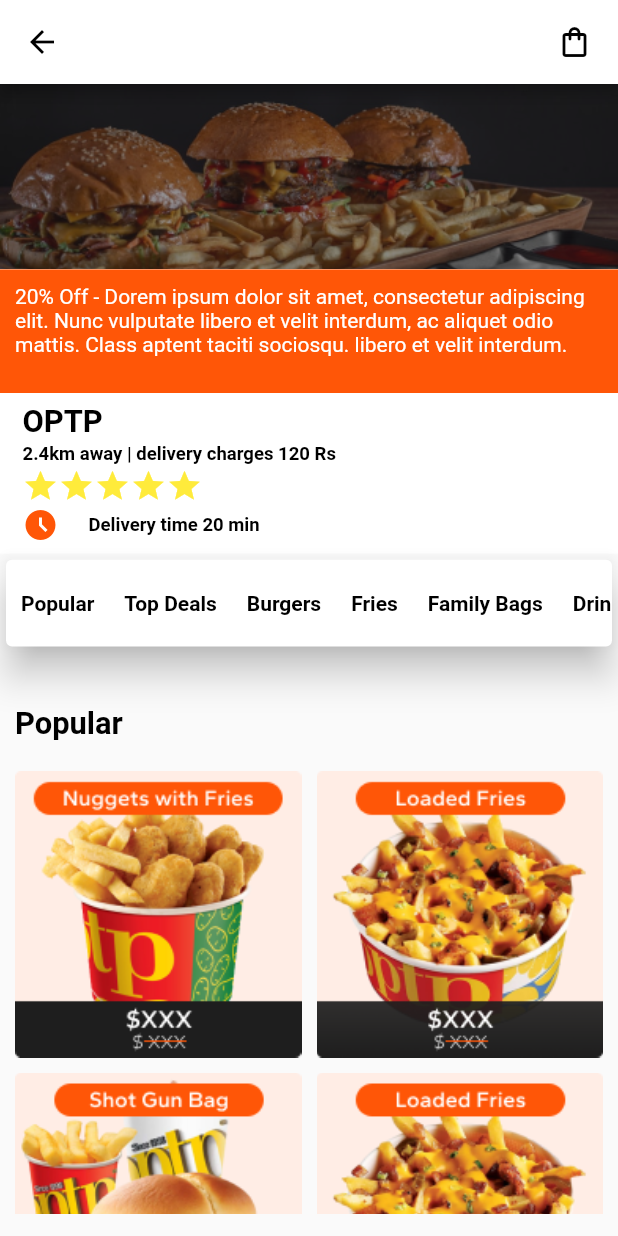
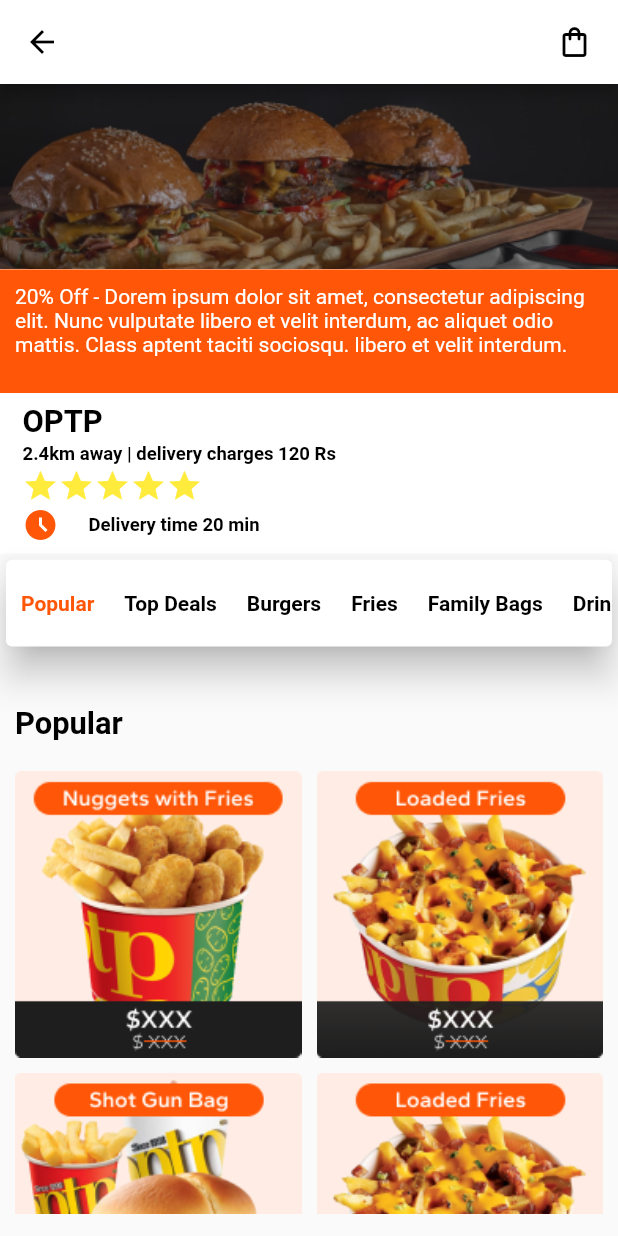
Before and after one commit to FahadAli2001/Meet-The-Meals, a Flutter app: the RestaurantScreen screen opened directly, on a phone screen of 412 x 824 dp. Run offline on Flutter 3.47's test engine with Material 2 defaults, Android fonts, the phone set to English and light mode, and no system bars; our stand-ins replace awesome_dialog, font_awesome_flutter, get, otp_text_field; missing offline and left inert: circular_bottom_navigation.

Commit message:
fahad | 8 : 37 | 20/4/2023

```diff
--- a/lib/home/home_screen.dart
+++ b/lib/home/home_screen.dart
@@ -461,7 +461,7 @@ class HomeScreen extends StatelessWidget {
                 onTap: () {
                   AwesomeDialog(
                     context: context,
-                    dialogType: DialogType.info,
+                    dialogType: DialogType.question,
                     animType: AnimType.rightSlide,
                     title: 'Logout',
                     desc: 'Are you sure you want to logout?',
--- a/lib/restaurant/restaurant_screen.dart
+++ b/lib/restaurant/restaurant_screen.dart
@@ -1,3 +1,7 @@
+// ignore_for_file: must_be_immutable
+
+import 'dart:developer';
+
 import 'package:flutter/material.dart';
 import 'package:get/get.dart';
 import 'package:meethemeat/utils/utils.dart';
@@ -7,6 +11,8 @@ import 'resturant_detail_screen.dart';
 
 class RestaurantScreen extends StatelessWidget {
   RestaurantScreen({super.key});
+
+  final RxBool isSelected = false.obs;
 
   final List menu = [
     'Popular',
@@ -37,6 +43,10 @@ class RestaurantScreen extends StatelessWidget {
     'assets/b3.png',
     'assets/b4.png',
   ];
+
+  var selectedIndex = 0.obs;
+
+  var btn = Colors.black.obs;
 
   @override
   Widget build(BuildContext context) {
@@ -147,16 +157,29 @@ class RestaurantScreen extends StatelessWidget {
               child: Card(
                 elevation: 10,
                 child: ListView.builder(
+                  physics: const BouncingScrollPhysics(),
                   scrollDirection: Axis.horizontal,
                   itemCount: menu.length,
                   itemBuilder: (context, index) {
                     return Padding(
                       padding: const EdgeInsets.symmetric(horizontal: 10),
-                      child: Center(
-                        child: Text(
-                          menu[index],
-                          style: const TextStyle(
-                              fontWeight: FontWeight.bold, color: Colors.black),
+                      child: Obx(
+                        () => Center(
+                          child: GestureDetector(
+                            onTap: () {
+                              log(index.toString());
+                              log('ontap');
+                              selectedIndex.value = index;
+                            },
+                            child: Text(
+                              menu[index],
+                              style: TextStyle(
+                                  fontWeight: FontWeight.bold,
+                                  color: selectedIndex.value == index
+                                      ? primaryColor
+                                      : Colors.black),
+                            ),
+                          ),
                         ),
                       ),
                     );
```
Also changed, not shown: lib/allrestaurant/all_restaurant_screen.dart (+23 -5 lines).
